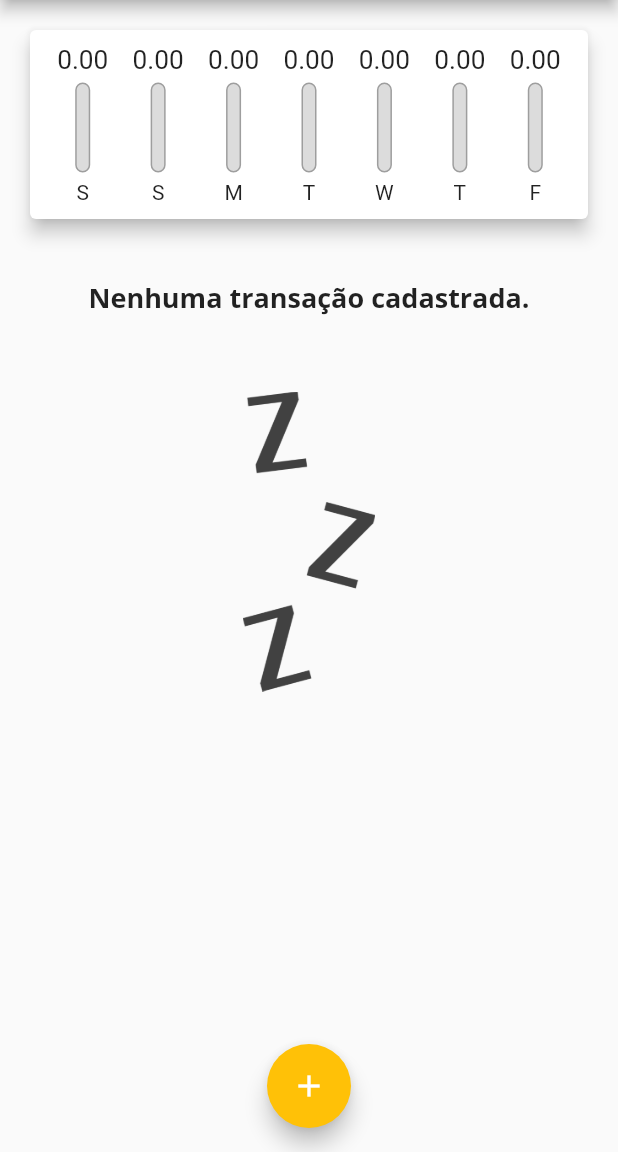
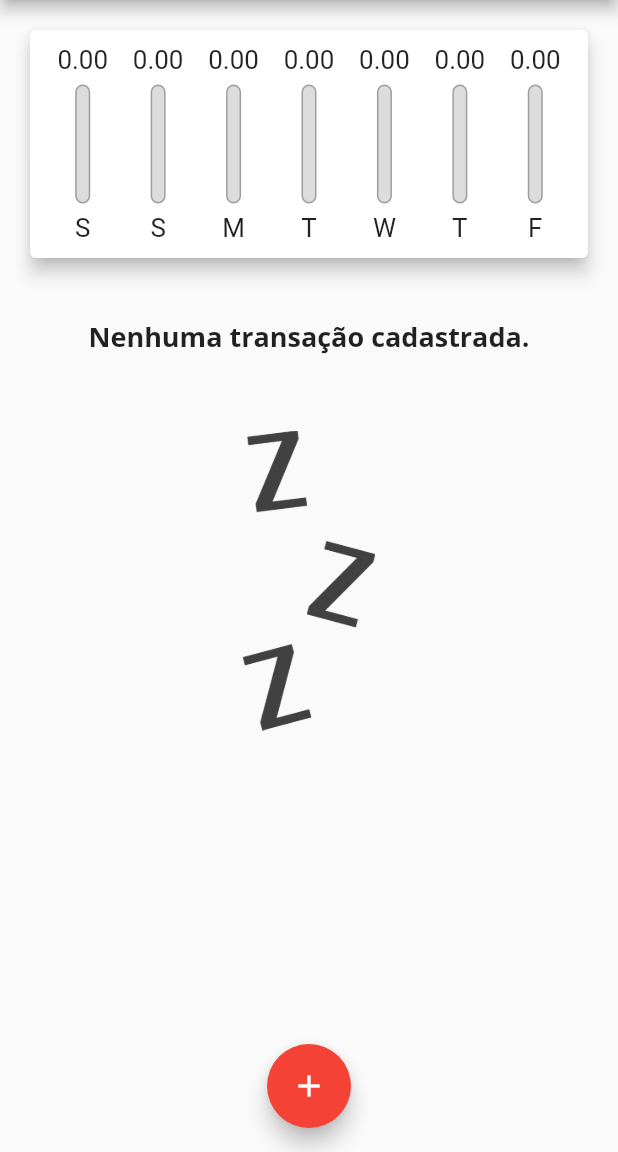
Before and after one commit to schelbauer166/expensesApp, a Flutter app: the screen it shows after launch, on a phone screen of 412 x 824 dp, the part 84-1236 px from its top. Run offline on Flutter 3.47's test engine with Material 2 defaults, Android fonts, the phone set to English and light mode, and no system bars.

Commit message:
Finalizando ajustes de responsividade.

```diff
--- a/lib/components/chart_bar.dart
+++ b/lib/components/chart_bar.dart
@@ -1,4 +1,4 @@
-import 'package:flutter/material.dart';
+import "package:flutter/material.dart";
 
 class ChartBar extends StatelessWidget {
   final String? label;
@@ -13,16 +13,17 @@ class ChartBar extends StatelessWidget {
 
   @override
   Widget build(BuildContext context) {
-    return Column(
+    return LayoutBuilder(
+      builder: (context, constraints) => Column(
         children: [
           Container(
-            height: 20,
+              height: constraints.maxHeight * 0.15,
               child: FittedBox(child: Text('${value!.toStringAsFixed(2)}'))),
           SizedBox(
-          height: 5,
+            height: constraints.maxHeight * 0.05,
           ),
           Container(
-          height: 60,
+            height: constraints.maxHeight * 0.6,
             width: 10,
             child: Stack(
               alignment: Alignment.bottomCenter,
@@ -50,10 +51,13 @@ class ChartBar extends StatelessWidget {
             ),
           ),
           SizedBox(
-          height: 5,
+            height: constraints.maxHeight * 0.05,
           ),
-        Text(label!),
+          Container(
+              height: constraints.maxHeight * 0.15,
+              child: FittedBox(child: Text(label!))),
         ],
+      ),
     );
   }
 }
--- a/lib/components/transaction_list.dart
+++ b/lib/components/transaction_list.dart
@@ -1,3 +1,4 @@
+import 'package:expenses/components/card_listview.dart';
 import 'package:expenses/models/transaction.dart';
 import 'package:flutter/material.dart';
 import 'package:intl/intl.dart';
@@ -10,40 +11,36 @@ class TransactionList extends StatelessWidget {
 
   @override
   Widget build(BuildContext context) {
-    return ListView.builder(
-      itemCount: transactions.length,
-      itemBuilder: (ctx, index) {
-        final tr = transactions[index];
-        return Card(
-          elevation: 5,
-          margin: EdgeInsets.symmetric(
-            vertical: 8,
-            horizontal: 5,
-          ),
-          child: ListTile(
-            leading: CircleAvatar(
-              radius: 30,
-              child: Padding(
-                padding: const EdgeInsets.all(6.0),
-                child:
-                    FittedBox(child: Text('R\$${tr.value.toStringAsFixed(2)}')),
-              ),
+    return transactions.isEmpty
+        ? SingleChildScrollView(
+            child: Column(
+              children: [
+                SizedBox(
+                  height: 20,
+                ),
+                Text(
+                  "Nenhuma transação cadastrada.",
+                  style: Theme.of(context).textTheme.titleMedium,
+                ),
+                SizedBox(
+                  height: 50,
+                ),
+                Container(
+                  height: 200,
+                  child: Image.asset(
+                    'assets/images/waiting.png',
+                    fit: BoxFit.cover,
+                  ),
+                ),
+              ],
             ),
-            title: Text(
-              tr.title,
-              style: Theme.of(context).textTheme.titleMedium,
-            ),
-            subtitle: Text(DateFormat('d MMM y').format(tr.date)),
-            trailing: IconButton(
-              onPressed: () {
-                onRemove(tr.id);
-              },
-              icon: Icon(Icons.delete),
-              color: Theme.of(context).colorScheme.error,
-            ),
-          ),
-        );
-      },
-    );
+          )
+        : ListView.builder(
+            itemCount: transactions.length,
+            itemBuilder: (ctx, index) {
+              final tr = transactions[index];
+              return CardListView(onRemove: onRemove, trIndex: tr);
+            },
+          );
   }
 }
--- a/lib/main.dart
+++ b/lib/main.dart
@@ -1,9 +1,11 @@
+import 'dart:io';
 import 'dart:math';
 
 import 'package:expenses/components/chart.dart';
 import 'package:expenses/components/transaction_form.dart';
 
 import 'package:expenses/models/transaction.dart';
+import 'package:flutter/cupertino.dart';
 import 'package:flutter/material.dart';
 
 import 'components/transaction_list.dart';
@@ -22,8 +24,8 @@ class ExpensesApp extends StatelessWidget {
         primarySwatch: Colors.purple,
         colorScheme: ColorScheme.fromSwatch().copyWith(
           primary: Colors.purple,
-          secondary: Colors.amber,
-          error: Colors.red,
+          secondary: Colors.red,
+          error: Colors.amber,
         ),
         textTheme: ThemeData.light().textTheme.copyWith(
               titleMedium: TextStyle(
@@ -44,6 +46,7 @@ class MyHomePage extends StatefulWidget {
 
 class _MyHomePageState extends State<MyHomePage> {
   final List<Transaction> _transactions = [];
+  bool _showChart = false;
 
   List<Transaction> get _recentTransaction {
     return _transactions.where((tr) {
@@ -83,62 +86,116 @@ class _MyHomePageState extends State<MyHomePage> {
 
   @override
   Widget build(BuildContext context) {
-    return Scaffold(
-      appBar: AppBar(
+    final mediaQuery = MediaQuery.of(context);
+    bool isLandScape = mediaQuery.orientation == Orientation.landscape;
+    final appBar = AppBar(
       title: Text(
         "Despesas Pessoais",
         style: Theme.of(context).textTheme.titleMedium,
       ),
       actions: [
+        if (isLandScape)
+          IconButton(
+            onPressed: () {
+              setState(() {
+                _showChart = !_showChart;
+              });
+            },
+            icon: Icon(_showChart ? Icons.bar_chart : Icons.list),
+          ),
         IconButton(
           onPressed: () {
             _openTransactionModal(context);
           },
-            icon: Icon(Icons.add),
+          icon: const Icon(Icons.add),
         ),
       ],
-      ),
-      body: SingleChildScrollView(
+    );
+
+    final avaibleHeight = mediaQuery.size.height -
+        appBar.preferredSize.height -
+        mediaQuery.padding.top;
+
+    final bodyPage = SafeArea(
+      child: SingleChildScrollView(
         child: Column(
           crossAxisAlignment: CrossAxisAlignment.stretch,
           children: [
-            Chart(_recentTransaction),
+            // if (isLandScape)
+            //   Row(
+            //     mainAxisAlignment: MainAxisAlignment.center,
+            //     children: [
+            //       Switch.adaptive(
+            //           activeColor: Theme.of(context).colorScheme.secondary,
+            //           value: _showChart,
+            //           onChanged: (value) {
+            //             setState(() {
+            //               _showChart = value;
+            //             });
+            //           }),
+            //       Text(
+            //         "Mostrar grafico?",
+            //         style: TextStyle(
+            //           fontWeight: FontWeight.bold,
+            //         ),
+            //       ),
+            //     ],
+            //   ),
+            if (_showChart || !isLandScape)
               Container(
-              height: 500,
-              child: _transactions.isEmpty
-                  ? Column(
-                      children: [
-                        SizedBox(
-                          height: 20,
+                height: avaibleHeight * (isLandScape ? 0.75 : 0.25),
+                child: Chart(_recentTransaction),
               ),
-                        Text(
-                          "Nenhuma transação cadastrada.",
-                          style: Theme.of(context).textTheme.titleMedium,
-                        ),
-                        SizedBox(
-                          height: 50,
-                        ),
+            if (!_showChart || !isLandScape)
               Container(
-                          height: 200,
-                          child: Image.asset(
-                            'assets/images/waiting.png',
-                            fit: BoxFit.cover,
-                          ),
-                        ),
-                      ],
-                    )
-                  : TransactionList(_transactions, _removeTransaction),
+                height: avaibleHeight * (isLandScape ? 0.90 : 0.70),
+                child: TransactionList(_transactions, _removeTransaction),
               ),
           ],
         ),
       ),
-      floatingActionButton: FloatingActionButton(
+    );
+
+    return Platform.isIOS
+        ? CupertinoPageScaffold(
+            navigationBar: CupertinoNavigationBar(
+              middle: Text('Despesas Pessoais'),
+              trailing: Row(
+                mainAxisSize: MainAxisSize.min,
+                children: [
+                  if (isLandScape)
+                    IconButton(
+                      onPressed: () {
+                        setState(() {
+                          _showChart = !_showChart;
+                        });
+                      },
+                      icon: Icon(_showChart ? Icons.bar_chart : Icons.list),
+                    ),
+                  IconButton(
+                    onPressed: () {
+                      _openTransactionModal(context);
+                    },
+                    icon: const Icon(Icons.add),
+                  ),
+                ],
+              ),
+            ),
+            child: bodyPage,
+          )
+        : Scaffold(
+            appBar: appBar,
+            body: bodyPage,
+            floatingActionButton: Platform.isIOS
+                ? Container()
+                : FloatingActionButton(
                     child: Icon(Icons.add),
                     onPressed: () {
                       _openTransactionModal(context);
                     },
                   ),
-      floatingActionButtonLocation: FloatingActionButtonLocation.centerFloat,
+            floatingActionButtonLocation:
+                FloatingActionButtonLocation.centerFloat,
           );
   }
 }
```
Also changed, not shown: lib/components/adaptative_button.dart (added, +27 -0 lines), lib/components/adaptative_datepicker.dart (added, +76 -0 lines), lib/components/adaptative_textefield.dart (added, +38 -0 lines), lib/components/card_listview.dart (added, +57 -0 lines), lib/components/transaction_form.dart (+86 -67 lines). Lines whose indentation alone changed are shown as unchanged.
